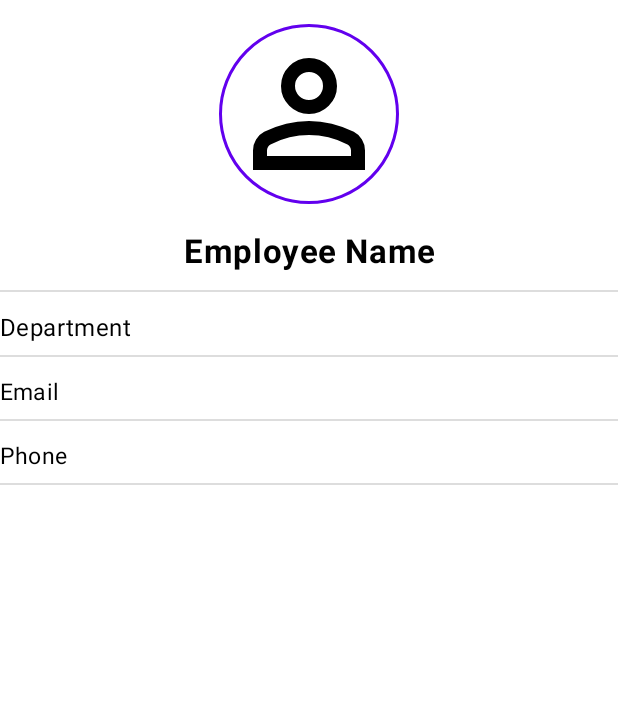
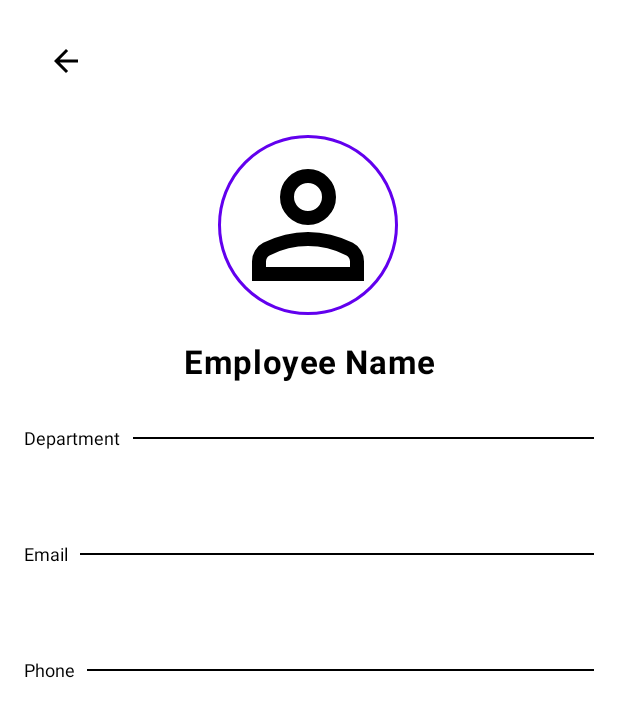
Before and after one commit to koraish3438/EmployeeManager, an Android app: the EmployeeDetailActivity screen opened directly, with no data from a screen before it, on a phone screen of 412 x 824 dp. Shown: the top 717 px of the screen. Run offline under Robolectric (Android 15) with nearby library versions, the phone set to English and light mode, and no system bars; our stand-ins replace Room's generated code.

Commit message:
20th commit ready project

```diff
--- a/app/src/main/java/com/example/employeemanagementapp/data/EmployeeDao.kt
+++ b/app/src/main/java/com/example/employeemanagementapp/data/EmployeeDao.kt
@@ -1,16 +1,15 @@
 package com.example.employeemanagementapp.data
 
+import androidx.room.*
+import kotlinx.coroutines.flow.Flow
 import androidx.lifecycle.LiveData
-import androidx.room.*
 
 @Dao
 interface EmployeeDao {
 
+    // IMPORTANT FIX: Returns Flow<List<Employee>> for real-time list updates in ViewModel.
     @Query("SELECT * FROM employees WHERE userId = :userId ORDER BY name ASC")
-    fun getAllForUser(userId: String): LiveData<List<Employee>>
-
-    @Query("SELECT * FROM employees WHERE userId = :userId ORDER BY name ASC")
-    suspend fun getAllListForUser(userId: String): List<Employee>
+    fun getAllForUser(userId: String): Flow<List<Employee>>
 
     @Query("SELECT * FROM employees WHERE (name LIKE '%' || :query || '%' OR department LIKE '%' || :query || '%') AND userId = :userId ORDER BY name ASC")
     fun search(query: String, userId: String): LiveData<List<Employee>>
--- a/app/src/main/java/com/example/employeemanagementapp/data/EmployeeRepository.kt
+++ b/app/src/main/java/com/example/employeemanagementapp/data/EmployeeRepository.kt
@@ -1,12 +1,14 @@
 package com.example.employeemanagementapp.data
 
 import android.app.Application
+import kotlinx.coroutines.flow.Flow
 
 class EmployeeRepository(private val application: Application) {
 
     private val dao: EmployeeDao = EmployeeDatabase.getDatabase(application).employeeDao()
 
-    suspend fun getAllEmployees(userId: String): List<Employee> = dao.getAllListForUser(userId)
+    // FIX: Removed 'suspend' and returns Flow from DAO
+    fun getAllEmployees(userId: String): Flow<List<Employee>> = dao.getAllForUser(userId)
 
     suspend fun addEmployee(employee: Employee) = dao.insert(employee)
 
@@ -16,6 +18,7 @@ class EmployeeRepository(private val application: Application) {
 
     suspend fun getById(id: Int, userId: String): Employee? = dao.getByIdForUser(id, userId)
 
-    fun getAllLiveData(userId: String) = dao.getAllForUser(userId)
+    fun getAllLiveData(userId: String) = dao.getAllForUser(userId) // Note: This now returns Flow from DAO due to name collision, but is functionally okay
     fun searchLiveData(query: String, userId: String) = dao.search(query, userId)
+
 }
--- a/app/src/main/java/com/example/employeemanagementapp/ui/EmployeeDetailActivity.kt
+++ b/app/src/main/java/com/example/employeemanagementapp/ui/EmployeeDetailActivity.kt
@@ -5,6 +5,8 @@ import androidx.activity.enableEdgeToEdge
 import androidx.appcompat.app.AppCompatActivity
 import androidx.core.view.ViewCompat
 import androidx.core.view.WindowInsetsCompat
+import androidx.lifecycle.ViewModelProvider
+import androidx.lifecycle.lifecycleScope
 import coil.load
 import coil.transform.CircleCropTransformation
 import com.example.employeemanagementapp.R
@@ -12,16 +14,14 @@ import com.example.employeemanagementapp.data.Employee
 import com.example.employeemanagementapp.databinding.ActivityEmployeeDetailBinding
 import com.example.employeemanagementapp.viewmodel.EmployeeViewModel
 import com.example.employeemanagementapp.viewmodel.EmployeeViewModelFactory
-import androidx.lifecycle.ViewModelProvider
-import androidx.lifecycle.lifecycleScope
 import kotlinx.coroutines.launch
 
 class EmployeeDetailActivity : AppCompatActivity() {
 
     private lateinit var binding: ActivityEmployeeDetailBinding
+    private lateinit var viewModel: EmployeeViewModel
     private var employeeId: Int = -1
     private var currentUserId: String = "GUEST"
-    private lateinit var viewModel: EmployeeViewModel
 
     override fun onCreate(savedInstanceState: Bundle?) {
         super.onCreate(savedInstanceState)
@@ -30,32 +30,54 @@ class EmployeeDetailActivity : AppCompatActivity() {
         binding = ActivityEmployeeDetailBinding.inflate(layoutInflater)
         setContentView(binding.root)
 
+        // Get IDs from intent
+        employeeId = intent.getIntExtra("EMPLOYEE_ID", -1)
+        currentUserId = intent.getStringExtra("USER_ID") ?: "GUEST"
+
+        // Initialize ViewModel using the custom factory
+        viewModel = ViewModelProvider(
+            this,
+            EmployeeViewModelFactory(application, currentUserId)
+        )[EmployeeViewModel::class.java]
+
         ViewCompat.setOnApplyWindowInsetsListener(binding.root) { v, insets ->
             val systemBars = insets.getInsets(WindowInsetsCompat.Type.systemBars())
             v.setPadding(systemBars.left, systemBars.top, systemBars.right, systemBars.bottom)
             insets
         }
 
-        currentUserId = intent.getStringExtra("USER_ID") ?: "GUEST"
-        val factory = EmployeeViewModelFactory(application, currentUserId)
-        viewModel = ViewModelProvider(this, factory)[EmployeeViewModel::class.java]
+        if (employeeId != -1) {
+            loadEmployeeDetails(employeeId)
+        }
 
-        employeeId = intent.getIntExtra("EMPLOYEE_ID",-1)
-        if(employeeId != -1) {
-            lifecycleScope.launch {
-                val emp = viewModel.getEmployeeById(employeeId)
-                emp?.let { bindEmployeeData(it) }
+        binding.toBackAEP.setOnClickListener {
+            // Simply finish the current activity to return to the list
+            finish()
+        }
+    }
+
+    private fun loadEmployeeDetails(id: Int) {
+        // Fetch employee data from ViewModel
+        lifecycleScope.launch {
+            val employee: Employee? = viewModel.getEmployeeById(id)
+
+            employee?.let {
+                runOnUiThread {
+                    bindEmployeeData(it)
+                }
             }
         }
     }
 
     private fun bindEmployeeData(emp: Employee) {
+        // Set data to TextViews
         binding.tvName.text = emp.name
         binding.tvDepartment.text = emp.department
         binding.tvEmail.text = emp.email
         binding.tvPhone.text = emp.phone
 
-        if(!emp.imageUri.isNullOrEmpty()) {
+        // Load profile image
+        if (!emp.imageUri.isNullOrEmpty()) {
             binding.imgProfile.load(emp.imageUri) {
                 placeholder(R.drawable.outline_person_24)
                 error(R.drawable.outline_person_24)
--- a/app/src/main/java/com/example/employeemanagementapp/viewmodel/EmployeeViewModel.kt
+++ b/app/src/main/java/com/example/employeemanagementapp/viewmodel/EmployeeViewModel.kt
@@ -5,50 +5,51 @@ import androidx.lifecycle.AndroidViewModel
 import androidx.lifecycle.viewModelScope
 import com.example.employeemanagementapp.data.Employee
 import com.example.employeemanagementapp.data.EmployeeRepository
-import kotlinx.coroutines.flow.MutableStateFlow
+import kotlinx.coroutines.flow.SharingStarted
 import kotlinx.coroutines.flow.StateFlow
+import kotlinx.coroutines.flow.flowOf
+import kotlinx.coroutines.flow.stateIn
 import kotlinx.coroutines.launch
 
-class EmployeeViewModel(application: Application, val currentUserId: String) : AndroidViewModel(application) {
+class EmployeeViewModel(application: Application, private val userId: String) : AndroidViewModel(application) {
 
     private val repository = EmployeeRepository(application)
-    private val _employees = MutableStateFlow<List<Employee>>(emptyList())
-    val employees: StateFlow<List<Employee>> get() = _employees
 
-    init { refreshEmployees() }
-
-    private fun refreshEmployees() {
-        viewModelScope.launch {
-            _employees.value = repository.getAllEmployees(currentUserId)
-        }
+    // Maps Repository's Flow to StateFlow with explicit type definitions
+    val employees: StateFlow<List<Employee>> = if (userId != "GUEST") {
+        repository.getAllEmployees(userId)
+            .stateIn(
+                scope = viewModelScope,
+                started = SharingStarted.WhileSubscribed(5000),
+                initialValue = emptyList<Employee>()
+            )
+    } else {
+        flowOf<List<Employee>>(emptyList()).stateIn(viewModelScope, SharingStarted.Eagerly, emptyList())
     }
 
     fun addEmployee(employee: Employee) {
-        if(currentUserId == "GUEST") return
+        if(userId == "GUEST") return
         viewModelScope.launch {
-            employee.userId = currentUserId
+            employee.userId = userId
             repository.addEmployee(employee)
-            refreshEmployees()
         }
     }
 
     fun updateEmployee(employee: Employee) {
-        if(currentUserId == "GUEST") return
+        if(userId == "GUEST") return
         viewModelScope.launch {
             repository.updateEmployee(employee)
-            refreshEmployees()
         }
     }
 
     fun deleteEmployee(employee: Employee) {
-        if(currentUserId == "GUEST") return
+        if(userId == "GUEST") return
         viewModelScope.launch {
             repository.deleteEmployee(employee)
-            refreshEmployees()
         }
     }
 
     suspend fun getEmployeeById(id: Int): Employee? {
-        return repository.getById(id, currentUserId)
+        return repository.getById(id, userId)
     }
 }
--- a/app/src/main/res/drawable/circle_background.xml
+++ b/app/src/main/res/drawable/circle_background.xml
@@ -1,5 +1,5 @@
 <?xml version="1.0" encoding="utf-8"?>
 <shape xmlns:android="http://schemas.android.com/apk/res/android" android:shape="oval">
 <!--    <solid android:color="#DDDDDD"/>-->
-    <solid android:color="@android:color/darker_gray"/>
+    <solid android:color="#D0CBCB"/>
 </shape>
--- a/app/src/main/res/layout/activity_employee_detail.xml
+++ b/app/src/main/res/layout/activity_employee_detail.xml
@@ -2,31 +2,48 @@
 <ScrollView
     xmlns:android="http://schemas.android.com/apk/res/android"
     xmlns:app="http://schemas.android.com/apk/res-auto"
+    xmlns:tools="http://schemas.android.com/tools"
     android:layout_width="match_parent"
     android:layout_height="match_parent"
-    android:paddingVertical="24dp"
-    android:paddingHorizontal="12dp"
     android:background="@color/white">
 
     <androidx.constraintlayout.widget.ConstraintLayout
         android:layout_width="match_parent"
-        android:layout_height="wrap_content">
+        android:layout_height="wrap_content"
+        android:padding="16dp">
 
-        <!-- Profile Image -->
+        <androidx.appcompat.widget.Toolbar
+            android:id="@+id/toBackAEP"
+            android:layout_width="0dp"
+            android:layout_height="50.dp"
+            android:background="@color/white"
+            android:theme="@style/ThemeOverlay.AppCompat.Light"
+            app:layout_constraintTop_toTopOf="parent"
+            app:layout_constraintStart_toStartOf="parent"
+            app:layout_constraintEnd_toEndOf="parent">
+
+            <ImageView
+                android:layout_width="wrap_content"
+                android:layout_height="wrap_content"
+                android:id="@+id/backLogin"
+                android:src="@drawable/baseline_arrow_back_24"
+                app:tint="@color/black"/>
+        </androidx.appcompat.widget.Toolbar>
+
         <ImageView
             android:id="@+id/imgProfile"
             android:layout_width="120dp"
             android:layout_height="120dp"
-            android:layout_marginTop="16dp"
-            android:src="@drawable/outline_person_24"
+            android:layout_marginTop="24dp"
+            android:background="@drawable/circle_shadow"
             android:contentDescription="@string/profile_pic"
             android:scaleType="centerCrop"
-            android:background="@drawable/circle_shadow"
-            app:layout_constraintTop_toTopOf="parent"
+            android:src="@drawable/outline_person_24"
+            app:layout_constraintEnd_toEndOf="parent"
+            app:layout_constraintHorizontal_bias="0.498"
             app:layout_constraintStart_toStartOf="parent"
-            app:layout_constraintEnd_toEndOf="parent"/>
+            app:layout_constraintTop_toBottomOf="@+id/toBackAEP" />
 
-        <!-- Employee Name -->
         <TextView
             android:id="@+id/tvName"
             android:layout_width="0dp"
@@ -42,94 +59,117 @@
             app:layout_constraintStart_toStartOf="parent"
             app:layout_constraintEnd_toEndOf="parent"/>
 
-        <!-- Divider -->
+        <TextView
+            android:id="@+id/deptTV"
+            android:layout_width="wrap_content"
+            android:layout_height="wrap_content"
+            android:layout_marginTop="28dp"
+            android:text="@string/department"
+            android:textColor="@color/black"
+            android:textSize="12sp"
+            app:layout_constraintStart_toStartOf="parent"
+            app:layout_constraintTop_toBottomOf="@+id/tvName" />
+
         <View
             android:id="@+id/divider1"
             android:layout_width="0dp"
             android:layout_height="1dp"
-            android:background="#DDDDDD"
-            android:layout_marginTop="12dp"
-            app:layout_constraintTop_toBottomOf="@id/tvName"
-            app:layout_constraintStart_toStartOf="parent"
-            app:layout_constraintEnd_toEndOf="parent"/>
+            android:background="@color/black"
+            android:layout_marginStart="8dp"
+            app:layout_constraintBottom_toBottomOf="@+id/deptTV"
+            app:layout_constraintTop_toTopOf="@+id/deptTV"
+            app:layout_constraintEnd_toEndOf="parent"
+            app:layout_constraintStart_toEndOf="@+id/deptTV" />
 
-        <!-- Department -->
         <TextView
             android:id="@+id/tvDepartment"
             android:layout_width="0dp"
             android:layout_height="wrap_content"
-            android:text="@string/department"
-            android:textSize="16sp"
-            app:paddingStart="8dp"
+            tools:text="Software Engineering"
+            android:textSize="18sp"
+            android:paddingStart="8dp"
             android:textColor="@color/black"
             android:letterSpacing="0.02"
-            android:layout_marginTop="12dp"
-            app:layout_constraintTop_toBottomOf="@id/divider1"
+            android:layout_marginTop="8dp"
+            app:layout_constraintTop_toBottomOf="@id/deptTV"
             app:layout_constraintStart_toStartOf="parent"
             app:layout_constraintEnd_toEndOf="parent"/>
 
-        <!-- Divider -->
+
+        <TextView
+            android:id="@+id/emailTV"
+            android:layout_width="wrap_content"
+            android:layout_height="wrap_content"
+            android:layout_marginTop="28dp"
+            android:text="@string/email"
+            android:textColor="@color/black"
+            android:textSize="12sp"
+            app:layout_constraintStart_toStartOf="parent"
+            app:layout_constraintTop_toBottomOf="@id/tvDepartment" />
+
         <View
             android:id="@+id/divider2"
             android:layout_width="0dp"
             android:layout_height="1dp"
-            android:background="#DDDDDD"
-            android:layout_marginTop="8dp"
-            app:layout_constraintTop_toBottomOf="@id/tvDepartment"
-            app:layout_constraintStart_toStartOf="parent"
-            app:layout_constraintEnd_toEndOf="parent"/>
+            android:background="@color/black"
+            android:layout_marginStart="8dp"
+            app:layout_constraintBottom_toBottomOf="@+id/emailTV"
+            app:layout_constraintTop_toTopOf="@+id/emailTV"
+            app:layout_constraintEnd_toEndOf="parent"
+            app:layout_constraintStart_toEndOf="@+id/emailTV" />
 
-        <!-- Email -->
         <TextView
             android:id="@+id/tvEmail"
             android:layout_width="0dp"
             android:layout_height="wrap_content"
-            android:text="@string/email"
-            android:textSize="15sp"
-            app:paddingStart="8dp"
+            tools:text="example@company.com"
+            android:textSize="18sp"
+            android:paddingStart="8dp"
             android:textColor="@color/black"
             android:letterSpacing="0.01"
-            android:layout_marginTop="12dp"
-            app:layout_constraintTop_toBottomOf="@id/divider2"
+            android:layout_marginTop="8dp"
+            app:layout_constraintTop_toBottomOf="@id/emailTV"
             app:layout_constraintStart_toStartOf="parent"
             app:layout_constraintEnd_toEndOf="parent"/>
 
-        <!-- Divider -->
+
+        <TextView
+            android:id="@+id/phoneTV"
+            android:layout_width="wrap_content"
+            android:layout_height="wrap_content"
+            android:layout_marginTop="28dp"
+            android:text="@string/phone"
+            android:textColor="@color/black"
+            android:textSize="12sp"
+            app:layout_constraintStart_toStartOf="parent"
+            app:layout_constraintTop_toBottomOf="@id/tvEmail" />
+
         <View
             android:id="@+id/divider3"
             android:layout_width="0dp"
             android:layout_height="1dp"
-            android:background="#DDDDDD"
-            android:layout_marginTop="8dp"
-            app:layout_constraintTop_toBottomOf="@id/tvEmail"
-            app:layout_constraintStart_toStartOf="parent"
-            app:layout_constraintEnd_toEndOf="parent"/>
+            android:background="@color/black"
+            android:layout_marginStart="8dp"
+            app:layout_constraintBottom_toBottomOf="@+id/phoneTV"
+            app:layout_constraintTop_toTopOf="@+id/phoneTV"
+            app:layout_constraintEnd_toEndOf="parent"
+            app:layout_constraintStart_toEndOf="@+id/phoneTV" />
 
-        <!-- Phone -->
+
         <TextView
             android:id="@+id/tvPhone"
             android:layout_width="0dp"
             android:layout_height="wrap_content"
-            android:text="@string/phone"
-            app:paddingStart="8dp"
-            android:textSize="15sp"
+            tools:text="+8801700000000"
+            android:paddingStart="8dp"
+            android:textSize="18sp"
             android:textColor="@color/black"
             android:letterSpacing="0.01"
-            android:layout_marginTop="12dp"
-            app:layout_constraintTop_toBottomOf="@id/divider3"
+            android:layout_marginTop="8dp"
+            app:layout_constraintTop_toBottomOf="@id/phoneTV"
             app:layout_constraintStart_toStartOf="parent"
             app:layout_constraintEnd_toEndOf="parent"/>
 
-        <!-- Divider -->
-        <View
-            android:id="@+id/divider4"
-            android:layout_width="0dp"
-            android:layout_height="1dp"
-            android:background="#DDDDDD"
-            android:layout_marginTop="8dp"
-            app:layout_constraintTop_toBottomOf="@id/tvPhone"
-            app:layout_constraintStart_toStartOf="parent"
-            app:layout_constraintEnd_toEndOf="parent"/>
 
     </androidx.constraintlayout.widget.ConstraintLayout>
 </ScrollView>
--- a/app/src/main/res/layout/activity_employee_list.xml
+++ b/app/src/main/res/layout/activity_employee_list.xml
@@ -48,13 +48,14 @@
             android:layout_margin="16dp"
             android:contentDescription="@string/add_employee"
             android:src="@drawable/baseline_add_24"
+            android:backgroundTint="#065C8A"
             app:tint="@color/white" />
     </androidx.coordinatorlayout.widget.CoordinatorLayout>
 
     <!-- NAVIGATION DRAWER -->
     <com.google.android.material.navigation.NavigationView
         android:id="@+id/navigationView"
-        android:layout_width="280dp"
+        android:layout_width="250dp"
         android:layout_height="match_parent"
         android:layout_gravity="start"
         android:background="@color/white"
--- a/app/src/main/res/layout/activity_welcome.xml
+++ b/app/src/main/res/layout/activity_welcome.xml
@@ -11,7 +11,7 @@
     <View
         android:id="@+id/topBg"
         android:layout_width="match_parent"
-        android:layout_height="300dp"
+        android:layout_height="350dp"
         android:background="@drawable/bg_welcome_curve"
         app:layout_constraintTop_toTopOf="parent" />
 
@@ -22,7 +22,7 @@
         android:id="@+id/welcomeAnim"
         android:layout_width="220dp"
         android:layout_height="220dp"
-        android:layout_marginTop="28dp"
+        android:layout_marginTop="44dp"
         app:layout_constraintEnd_toEndOf="parent"
         app:layout_constraintHorizontal_bias="0.496"
         app:layout_constraintStart_toStartOf="parent"
@@ -36,7 +36,7 @@
         android:id="@+id/tvTitle"
         android:layout_width="wrap_content"
         android:layout_height="wrap_content"
-        android:layout_marginTop="76dp"
+        android:layout_marginTop="96dp"
         android:text="@string/employee_manager"
         android:textColor="@color/black"
         android:textSize="28sp"
--- a/app/src/main/res/layout/item_employee.xml
+++ b/app/src/main/res/layout/item_employee.xml
@@ -7,12 +7,13 @@
     android:layout_margin="8dp"
     app:cardCornerRadius="16dp"
     app:cardElevation="4dp"
-    android:foreground="?android:attr/selectableItemBackground">
+    >
 
     <RelativeLayout
         android:layout_width="match_parent"
         android:layout_height="wrap_content"
-        android:padding="12dp">
+        android:padding="12dp"
+        android:background="#E2DBDB">
 
         <!-- Edit Icon -->
         <ImageView
--- a/app/src/main/res/layout/nav_header.xml
+++ b/app/src/main/res/layout/nav_header.xml
@@ -4,6 +4,7 @@
     android:layout_width="match_parent"
     android:layout_height="160dp"
     android:orientation="vertical"
+    android:background="#1F277E"
     android:gravity="bottom"
     android:padding="16dp">
 
```
Also changed, not shown: app/build.gradle.kts (+9 -0 lines), app/src/main/java/com/example/employeemanagementapp/data/Employee.kt (+5 -5 lines), app/src/main/java/com/example/employeemanagementapp/registration/LoginActivity.kt (+19 -20 lines), app/src/main/java/com/example/employeemanagementapp/registration/SignupActivity.kt (+25 -14 lines), app/src/main/java/com/example/employeemanagementapp/registration/WelcomeActivity.kt (+15 -10 lines), app/src/main/java/com/example/employeemanagementapp/ui/AddEditEmployeeActivity.kt (+38 -20 lines), app/src/main/java/com/example/employeemanagementapp/ui/EmployeeListActivity.kt (+92 -86 lines), app/src/main/res/layout/activity_add_edit_employee.xml (+44 -15 lines).
